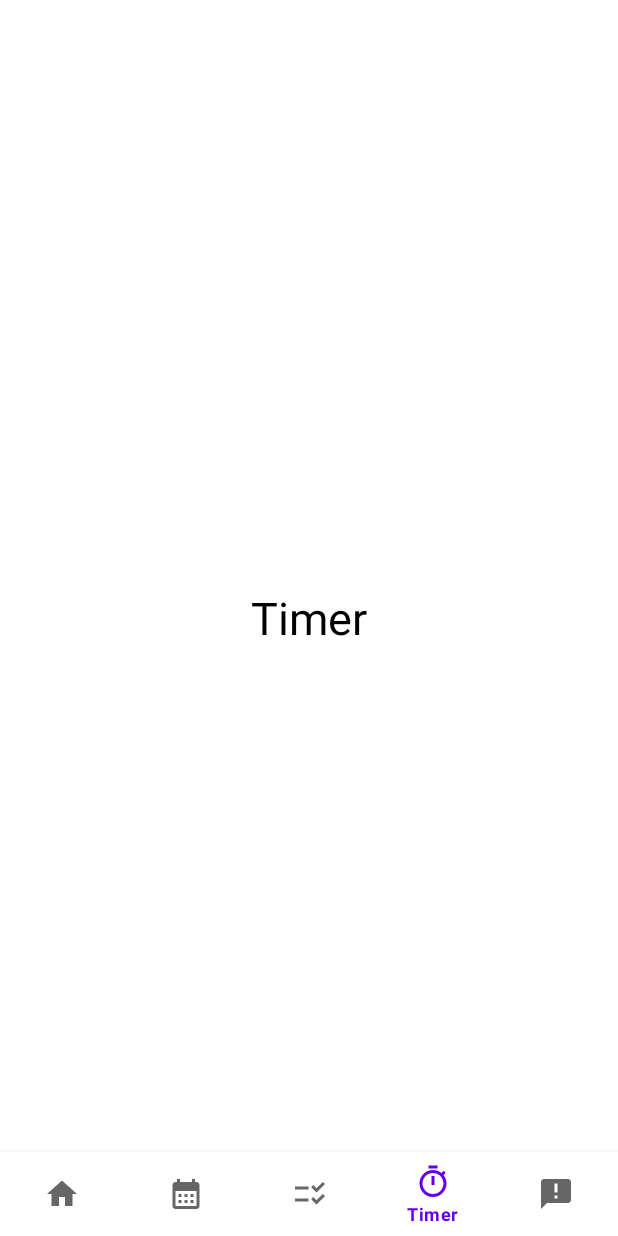
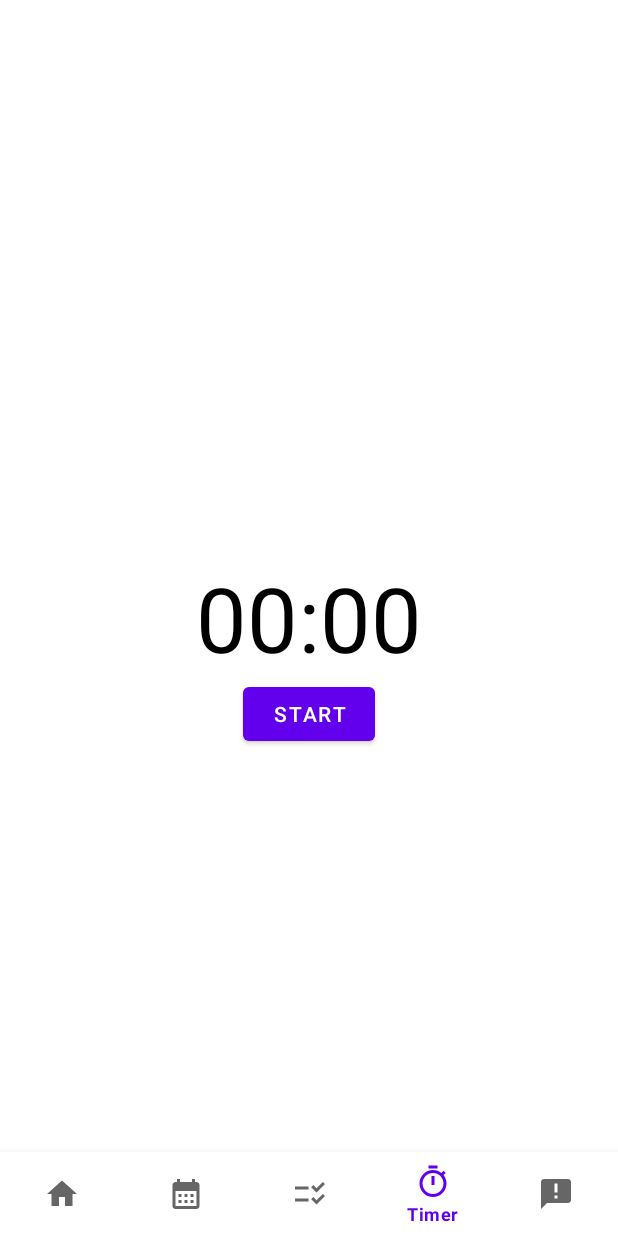
Before and after one commit to JasonHeoJung/MAD-Assignment-SPlanner, an Android app: the screen it shows after launch (MainActivity), item 4 of the bottom bar chosen, on a phone screen of 412 x 824 dp. Run offline under Robolectric (Android 15) with nearby library versions, the phone set to English and light mode, and no system bars; 6 statements that could not run were skipped.

Commit message:
timer fragment code implemented

```diff
--- a/app/src/main/java/sg/edu/np/mad/splanner/TimerFragment.java
+++ b/app/src/main/java/sg/edu/np/mad/splanner/TimerFragment.java
@@ -4,55 +4,100 @@ import android.os.Bundle;
 
 import androidx.fragment.app.Fragment;
 
+import android.os.CountDownTimer;
 import android.view.LayoutInflater;
 import android.view.View;
 import android.view.ViewGroup;
+import android.widget.Button;
+import android.widget.TextView;
 
-/**
- * A simple {@link Fragment} subclass.
- * Use the {@link TimerFragment#newInstance} factory method to
- * create an instance of this fragment.
- */
+import java.util.Locale;
+
+
 public class TimerFragment extends Fragment {
+    private static final long START_TIME_IN_MILLIS = 600000;
 
-    // TODO: Rename parameter arguments, choose names that match
-    // the fragment initialization parameters, e.g. ARG_ITEM_NUMBER
-    private static final String ARG_PARAM1 = "param1";
-    private static final String ARG_PARAM2 = "param2";
+    private TextView mTextViewCountDown;
+    private Button mButtonStartPause;
+    private Button mButtonReset;
 
-    // TODO: Rename and change types of parameters
-    private String mParam1;
-    private String mParam2;
+    private CountDownTimer mCountDownTimer;
 
-    public TimerFragment() {
-        // Required empty public constructor
-    }
-
-    /**
-     * Use this factory method to create a new instance of
-     * this fragment using the provided parameters.
-     *
-     * @param param1 Parameter 1.
-     * @param param2 Parameter 2.
-     * @return A new instance of fragment TimerFragment.
-     */
-    // TODO: Rename and change types and number of parameters
-    public static TimerFragment newInstance(String param1, String param2) {
-        TimerFragment fragment = new TimerFragment();
-        Bundle args = new Bundle();
-        args.putString(ARG_PARAM1, param1);
-        args.putString(ARG_PARAM2, param2);
-        fragment.setArguments(args);
-        return fragment;
-    }
+    private boolean mTimerRunning;
+    private long mTimerLeftInMillis = START_TIME_IN_MILLIS;
 
     @Override
     public void onCreate(Bundle savedInstanceState) {
         super.onCreate(savedInstanceState);
-        if (getArguments() != null) {
-            mParam1 = getArguments().getString(ARG_PARAM1);
-            mParam2 = getArguments().getString(ARG_PARAM2);
-        }
+        mTextViewCountDown = getView().findViewById(R.id.text_view_countdown);
+
+        mButtonStartPause = getView().findViewById(R.id.button_start_pause);
+        mButtonReset = getView().findViewById(R.id.button_reset);
+
+        mButtonStartPause.setOnClickListener(new View.OnClickListener() {
+            @Override
+            public void onClick(View v) {
+                if (mTimerRunning) {
+                    pauseTimer();
+                }
+                else {
+                    startTimer();
+                }
+            }
+        });
+
+        mButtonReset.setOnClickListener(new View.OnClickListener() {
+            @Override
+            public void onClick(View v) {
+                resetTimer();
+            }
+        });
+
+        updateCountDownText();
+    }
+
+    private void startTimer() {
+        mCountDownTimer = new CountDownTimer(mTimerLeftInMillis, 1000) {
+            @Override
+            public void onTick(long millisUntilFinished) {
+                mTimerLeftInMillis = millisUntilFinished;
+                updateCountDownText();
+            }
+
+            @Override
+            public void onFinish() {
+                mTimerRunning= false;
+                mButtonStartPause.setText("Start");
+                mButtonStartPause.setVisibility(View.INVISIBLE);
+                mButtonReset.setVisibility(View.VISIBLE);
+            }
+        }.start();
+        mTimerRunning = true;
+        mButtonStartPause.setText("Pause");
+        mButtonReset.setVisibility(View.INVISIBLE);
+    }
+
+    private void pauseTimer() {
+        mCountDownTimer.cancel();
+        mTimerRunning = false;
+        mButtonStartPause.setText("Start");
+        mButtonReset.setVisibility(View.VISIBLE);
+    }
+
+    private void resetTimer() {
+        mTimerLeftInMillis = START_TIME_IN_MILLIS;
+        updateCountDownText();
+        mButtonReset.setVisibility(View.INVISIBLE);
+        mButtonStartPause.setVisibility(View.VISIBLE);
+    }
+
+    private void updateCountDownText() {
+        int minutes = (int) (mTimerLeftInMillis / 1000) / 60;
+        int seconds = (int) (mTimerLeftInMillis / 1000) % 60;
+
+        String timeLeftFormatted = String.format(Locale.getDefault(),"%02d:%02d", minutes, seconds);
+
+        mTextViewCountDown.setText(timeLeftFormatted);
     }
 
     @Override
@@ -61,4 +106,6 @@ public class TimerFragment extends Fragment {
         // Inflate the layout for this fragment
         return inflater.inflate(R.layout.fragment_timer, container, false);
     }
+
+
 }
--- a/app/src/main/res/layout/fragment_timer.xml
+++ b/app/src/main/res/layout/fragment_timer.xml
@@ -9,9 +9,30 @@
     <TextView
         android:layout_width="wrap_content"
         android:layout_height="wrap_content"
-        android:layout_centerInParent="true"
-        android:text="Timer"
-        android:textColor="#000000"
-        android:textSize="30dp" />
+        android:id="@+id/text_view_countdown"
+        android:layout_centerHorizontal="true"
+        android:layout_centerVertical="true"
+        android:text="00:00"
+        android:textColor="@android:color/black"
+        android:textSize="60sp" />
+
+    <Button
+        android:layout_width="wrap_content"
+        android:layout_height="wrap_content"
+        android:id="@+id/button_start_pause"
+        android:layout_below="@+id/text_view_countdown"
+        android:layout_centerHorizontal="true"
+        android:text="start"/>
+
+    <Button
+        android:layout_width="wrap_content"
+        android:layout_height="wrap_content"
+        android:id="@+id/button_reset"
+        android:layout_below="@+id/text_view_countdown"
+        android:layout_marginStart="11dp"
+        android:layout_toEndOf="@id/button_start_pause"
+        android:text="reset"
+        android:visibility="invisible"
+        tools:visibility="visible"/>
 
 </RelativeLayout>
```
